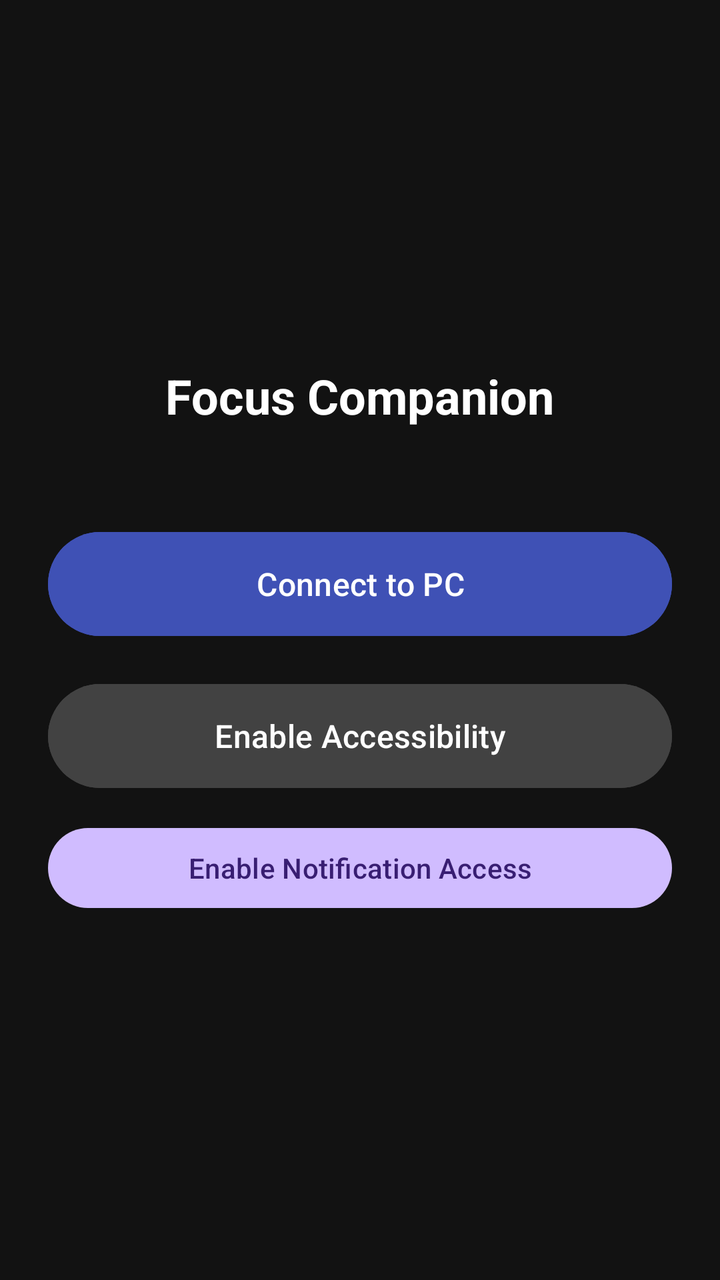
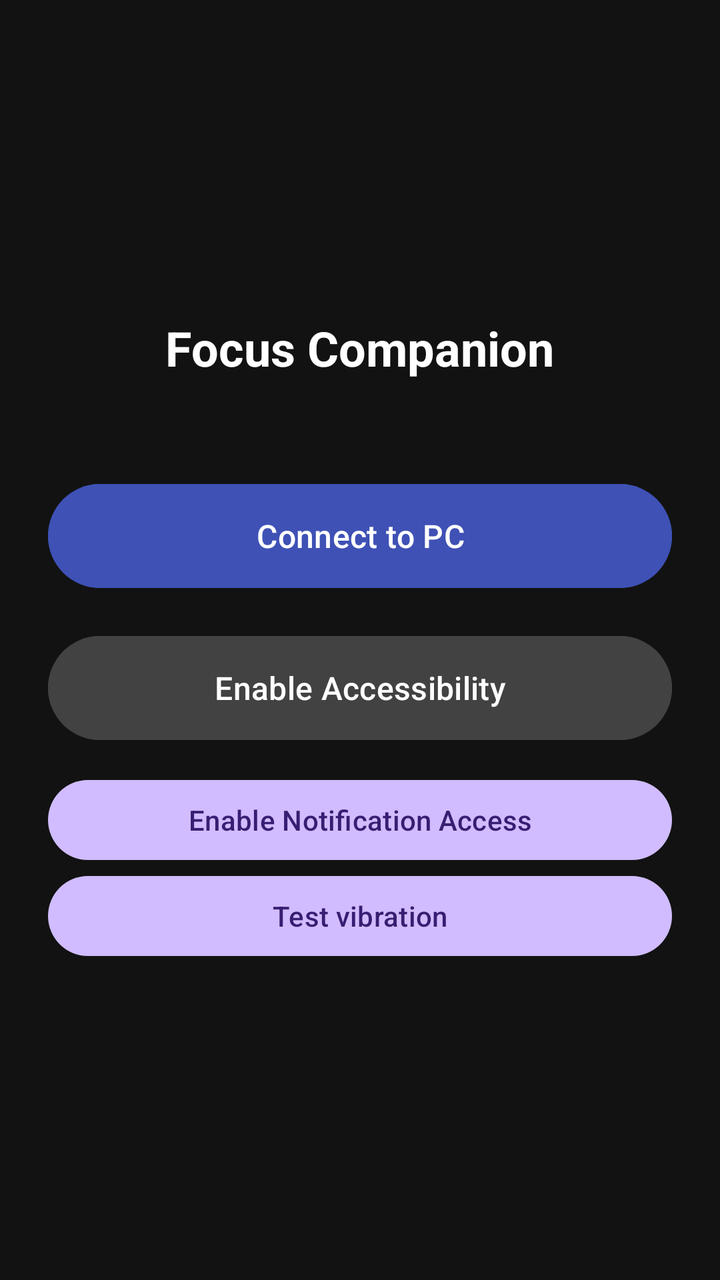

Before-and-after screenshots of an Android layout around one commit, followed by the original layout XML and the change that was made.
<!-- AndroidManifest.xml: application theme Theme.Material3.Dark.NoActionBar -->
<!-- res/layout/activity_main.xml -->
<?xml version="1.0" encoding="utf-8"?>
<LinearLayout xmlns:android="http://schemas.android.com/apk/res/android"
    android:layout_width="match_parent"
    android:layout_height="match_parent"
    android:gravity="center"
    android:orientation="vertical"
    android:padding="24dp"
    android:background="#121212">

    
    <TextView
        android:layout_width="wrap_content"
        android:layout_height="wrap_content"
        android:text="Focus Companion"
        android:textColor="#FFFFFF"
        android:textSize="24sp"
        android:textStyle="bold"
        android:layout_marginBottom="48dp" />

    
    <Button
        android:id="@+id/btnConnect"
        android:layout_width="match_parent"
        android:layout_height="60dp"
        android:text="Connect to PC"
        android:textSize="16sp"
        android:backgroundTint="#3F51B5"
        android:textColor="#FFFFFF"
        android:layout_marginBottom="16dp" />

    
    <Button
        android:id="@+id/accessibilityBtn"
        android:layout_width="match_parent"
        android:layout_height="60dp"
        android:text="Enable Accessibility"
        android:textSize="16sp"
        android:backgroundTint="#424242"
        android:textColor="#FFFFFF" />

    <Button
        android:id="@+id/notificationAccessBtn"
        android:layout_width="match_parent"
        android:layout_height="wrap_content"
        android:layout_marginTop="12dp"
        android:text="Enable Notification Access" />
</LinearLayout>
<!-- resources referenced by this layout -->
<resources>

</resources>

<!-- the commit's change to res/layout/activity_main.xml (unified diff, before → after) -->
@@ -44,4 +44,9 @@
         android:layout_height="wrap_content"
         android:layout_marginTop="12dp"
         android:text="Enable Notification Access" />
+    <Button
+        android:id="@+id/testVibrationBtn"
+        android:layout_width="match_parent"
+        android:layout_height="wrap_content"
+        android:text="Test vibration" />
 </LinearLayout>
